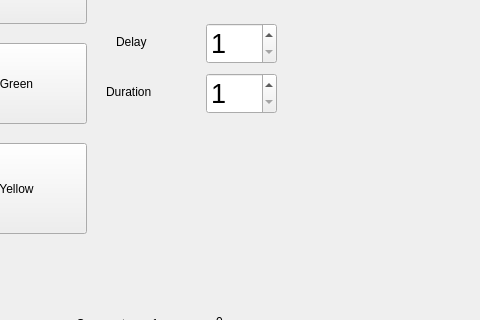
First picture: the form in mainwindow.ui, repository amin-amani/FeederController, before the edit; both pictures show x 454 to 934 and y 117 to 437 of the 1082 by 761 pixel window.
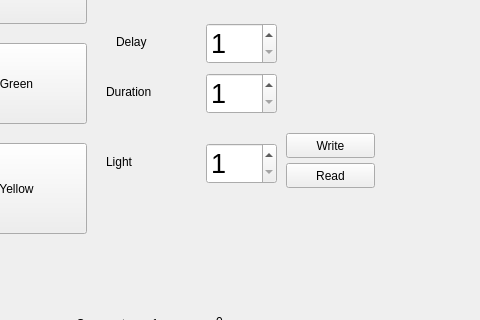
Second picture: the form after the edit.

Commit message: feat: implemented light intensity

What changed in the file:
```diff
--- a/mainwindow.ui
+++ b/mainwindow.ui
@@ -391,6 +391,66 @@
      <string>Duration</string>
     </property>
    </widget>
+   <widget class="QSpinBox" name="NumLightIntensity">
+    <property name="geometry">
+     <rect>
+      <x>660</x>
+      <y>260</y>
+      <width>71</width>
+      <height>41</height>
+     </rect>
+    </property>
+    <property name="font">
+     <font>
+      <pointsize>20</pointsize>
+     </font>
+    </property>
+    <property name="minimum">
+     <number>1</number>
+    </property>
+    <property name="maximum">
+     <number>100</number>
+    </property>
+   </widget>
+   <widget class="QLabel" name="label_10">
+    <property name="geometry">
+     <rect>
+      <x>560</x>
+      <y>270</y>
+      <width>81</width>
+      <height>17</height>
+     </rect>
+    </property>
+    <property name="text">
+     <string>Light</string>
+    </property>
+   </widget>
+   <widget class="QPushButton" name="BtnReadLightIntensity">
+    <property name="geometry">
+     <rect>
+      <x>740</x>
+      <y>280</y>
+      <width>89</width>
+      <height>25</height>
+     </rect>
+    </property>
+    <property name="text">
+     <string>Read</string>
+    </property>
+   </widget>
+   <widget class="QPushButton" name="BtnWriteLightIntensity">
+    <property name="geometry">
+     <rect>
+      <x>740</x>
+      <y>250</y>
+      <width>89</width>
+      <height>25</height>
+     </rect>
+    </property>
+    <property name="text">
+     <string>Write</string>
+    </property>
+   </widget>
   </widget>
   <widget class="QMenuBar" name="menubar">
    <property name="geometry">
```
Left out of the diff: 2 changed lines with no effect on the pictures. The commit also changes 2 other files.
